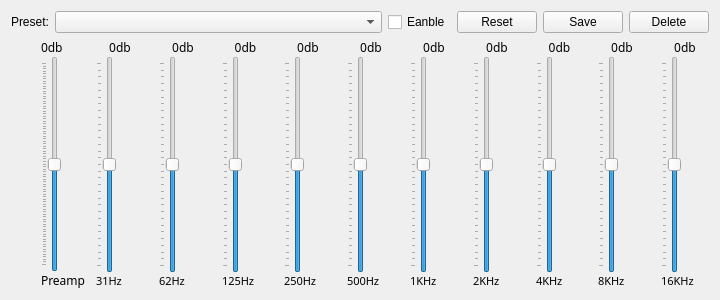
This is src/xamp/widget/equalizerdialog.ui in billlin0904/xamp2 as Qt 5 draws it before an edit. The edited form follows.
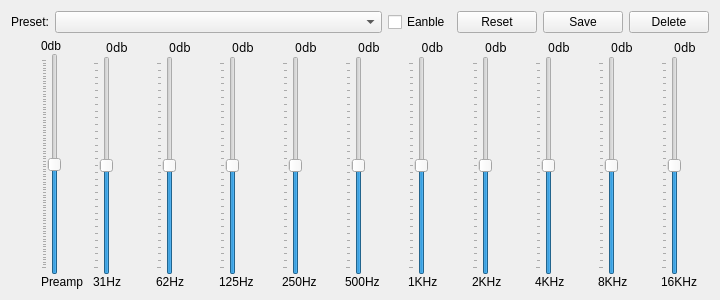
This is the edited form. Custom widgets are drawn as their Qt base class.

The edit to the form file:
```diff
--- a/src/xamp/widget/equalizerdialog.ui
+++ b/src/xamp/widget/equalizerdialog.ui
@@ -101,12 +101,7 @@
         <number>0</number>
        </property>
        <item>
-        <widget class="QLabel" name="preampLabel">
-         <property name="font">
-          <font>
-           <family>Work Sans</family>
-          </font>
-         </property>
+        <widget class="QLabel" name="preampDbLabel">
          <property name="text">
           <string>0db</string>
          </property>
@@ -132,12 +127,7 @@
         </widget>
        </item>
        <item>
-        <widget class="QLabel" name="label_7">
-         <property name="font">
-          <font>
-           <family>Work Sans</family>
-          </font>
-         </property>
+        <widget class="QLabel" name="preampLabel">
          <property name="text">
           <string>Preamp</string>
          </property>
@@ -203,13 +193,7 @@
           </widget>
          </item>
          <item>
-          <widget class="QLabel" name="label">
-           <property name="font">
-            <font>
-             <family>Work Sans</family>
-             <pointsize>8</pointsize>
-            </font>
-           </property>
+          <widget class="QLabel" name="band1FeqLabel">
            <property name="text">
             <string>31Hz</string>
            </property>
@@ -254,13 +238,7 @@
           </widget>
          </item>
          <item>
-          <widget class="QLabel" name="label_2">
-           <property name="font">
-            <font>
-             <family>Work Sans</family>
-             <pointsize>8</pointsize>
-            </font>
-           </property>
+          <widget class="QLabel" name="band2FeqLabel">
            <property name="text">
             <string>62Hz</string>
            </property>
@@ -305,13 +283,7 @@
           </widget>
          </item>
          <item>
-          <widget class="QLabel" name="label_3">
-           <property name="font">
-            <font>
-             <family>Work Sans</family>
-             <pointsize>8</pointsize>
-            </font>
-           </property>
+          <widget class="QLabel" name="band3FeqLabel">
            <property name="text">
             <string>125Hz</string>
            </property>
@@ -356,13 +328,7 @@
           </widget>
          </item>
          <item>
-          <widget class="QLabel" name="label_5">
-           <property name="font">
-            <font>
-             <family>Work Sans</family>
-             <pointsize>8</pointsize>
-            </font>
-           </property>
+          <widget class="QLabel" name="band4FeqLabel">
            <property name="text">
             <string>250Hz</string>
            </property>
@@ -407,13 +373,7 @@
           </widget>
          </item>
          <item>
-          <widget class="QLabel" name="label_6">
-           <property name="font">
-            <font>
-             <family>Work Sans</family>
-             <pointsize>8</pointsize>
-            </font>
-           </property>
+          <widget class="QLabel" name="band5FeqLabel">
            <property name="text">
             <string>500Hz</string>
            </property>
@@ -458,13 +418,7 @@
           </widget>
          </item>
          <item>
-          <widget class="QLabel" name="label_13">
-           <property name="font">
-            <font>
-             <family>Work Sans</family>
-             <pointsize>8</pointsize>
-            </font>
-           </property>
+          <widget class="QLabel" name="band6FeqLabel">
            <property name="text">
             <string>1KHz</string>
            </property>
@@ -509,13 +463,7 @@
           </widget>
          </item>
          <item>
-          <widget class="QLabel" name="label_15">
-           <property name="font">
-            <font>
-             <family>Work Sans</family>
-             <pointsize>8</pointsize>
-            </font>
-           </property>
+          <widget class="QLabel" name="band7FeqLabel">
            <property name="text">
             <string>2KHz</string>
            </property>
@@ -560,13 +508,7 @@
           </widget>
          </item>
          <item>
-          <widget class="QLabel" name="label_17">
-           <property name="font">
-            <font>
-             <family>Work Sans</family>
-             <pointsize>8</pointsize>
-            </font>
-           </property>
+          <widget class="QLabel" name="band8FeqLabel">
            <property name="text">
             <string>4KHz</string>
            </property>
@@ -611,13 +553,7 @@
           </widget>
          </item>
          <item>
-          <widget class="QLabel" name="label_19">
-           <property name="font">
-            <font>
-             <family>Work Sans</family>
-             <pointsize>8</pointsize>
-            </font>
-           </property>
+          <widget class="QLabel" name="band9FeqLabel">
            <property name="text">
             <string>8KHz</string>
            </property>
@@ -662,13 +598,7 @@
           </widget>
          </item>
          <item>
-          <widget class="QLabel" name="label_20">
-           <property name="font">
-            <font>
-             <family>Work Sans</family>
-             <pointsize>8</pointsize>
-            </font>
-           </property>
+          <widget class="QLabel" name="band10FeqLabel">
            <property name="text">
             <string>16KHz</string>
            </property>
```
